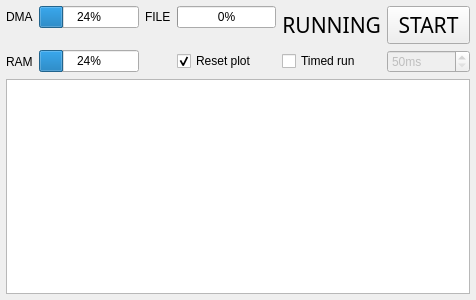
First picture: the form in PrimaryControls.ui, repository sevenreek/qtadqscope, before the edit.
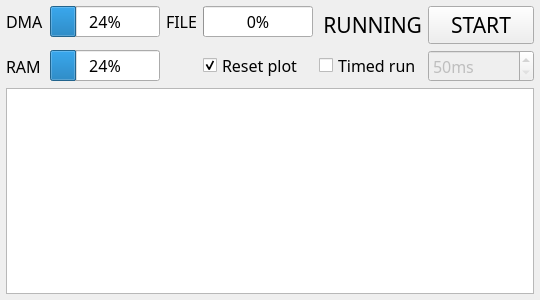
Second picture: the form after the edit.

```diff
--- a/PrimaryControls.ui
+++ b/PrimaryControls.ui
@@ -6,10 +6,16 @@
    <rect>
     <x>0</x>
     <y>0</y>
-    <width>476</width>
+    <width>540</width>
     <height>300</height>
    </rect>
   </property>
+  <property name="font">
+   <font>
+    <family>Calibri Light</family>
+    <pointsize>12</pointsize>
+   </font>
+  </property>
   <property name="windowTitle">
    <string>Form</string>
   </property>
```
